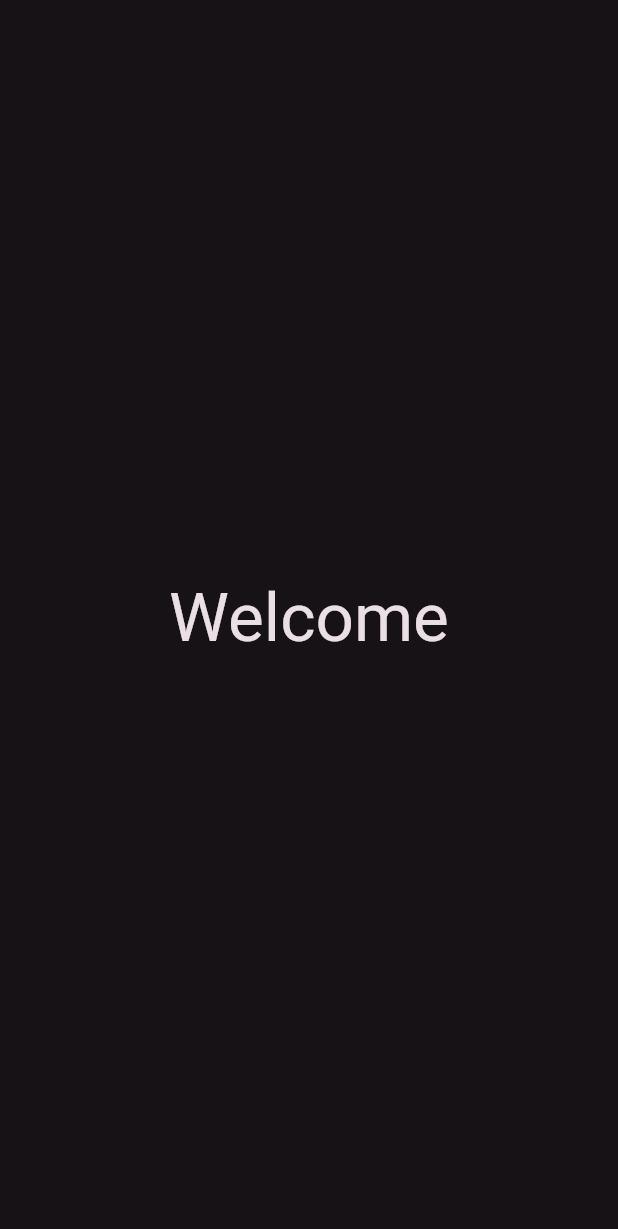
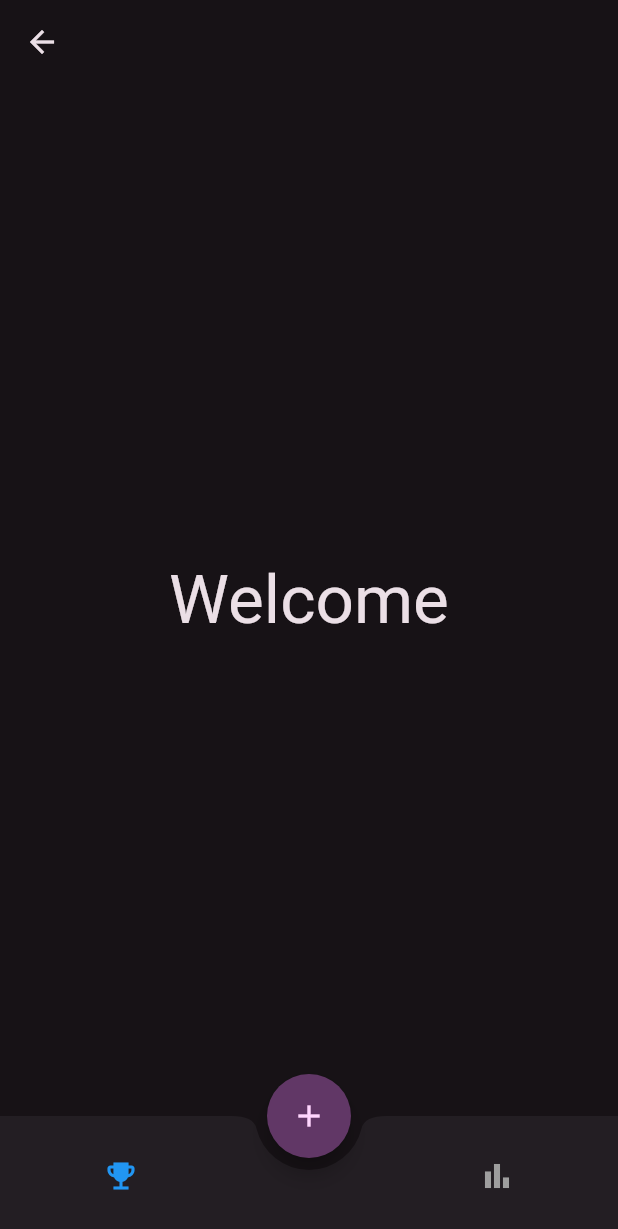
Before and after one commit to pablolambo/DiaryClient, a Flutter app: the HomeScreen screen opened by its route, on a phone screen of 412 x 824 dp. Shown: the top 1229 px of the screen. Run offline on Flutter 3.47's test engine with Material 3 defaults, Android fonts, the phone set to English and light mode, and no system bars; our stand-ins replace flutter_secure_storage; accounts and stored records are empty.

Commit message:
Added navigation bar

```diff
--- a/src/sticky_diary/lib/screens/home_screen.dart
+++ b/src/sticky_diary/lib/screens/home_screen.dart
@@ -1,17 +1,69 @@
 import 'package:flutter/material.dart';
 
-class HomeScreen extends StatelessWidget{
+class HomeScreen extends StatefulWidget {
   const HomeScreen({super.key});
 
   @override
-  Widget build(context) {
+  State<HomeScreen> createState() => _HomeScreenState();
+}
+
+class _HomeScreenState extends State<HomeScreen> {
+  int _selectedIndex = 0;
+  List<dynamic> _entries = [];
+  bool _isLoading = true;
+
+  void _onItemTapped(int index) {
+    setState(() {
+      _selectedIndex = index;
+    });
+  }
+
+  @override
+  Widget build(BuildContext context) {
     return Scaffold(
+      appBar: AppBar(
+        leading: IconButton(
+          icon: const Icon(Icons.arrow_back),
+          onPressed: () {
+            Navigator.pop(context);
+          },
+        ),
+      ),
       body: Center(
         child: Text(
           'Welcome',
           style: Theme.of(context).textTheme.displayMedium,
         ),
       ),
+      bottomNavigationBar: BottomAppBar(
+        shape: const CircularNotchedRectangle(),
+        notchMargin: 8.0,
+        child: Row(
+          mainAxisAlignment: MainAxisAlignment.spaceAround,
+          children: [
+            IconButton(
+              tooltip: 'Rewards',
+              icon: Icon(Icons.emoji_events,
+                color: _selectedIndex == 0 ? Colors.blue : Colors.grey),
+              onPressed: () => _onItemTapped(0),
+            ),
+            const SizedBox(width: 40),
+            IconButton(
+              tooltip: 'Statistics',
+              icon: Icon(Icons.bar_chart,
+                color: _selectedIndex == 1 ? Colors.blue : Colors.grey),
+              onPressed: () => _onItemTapped(1),
+            ),
+          ],
+        ),
+      ),
+      floatingActionButton: FloatingActionButton(
+        onPressed: () => _onItemTapped(2),
+        tooltip: 'Add Entry',
+        shape: const CircleBorder(),
+        child: const Icon(Icons.add),
+      ),
+      floatingActionButtonLocation: FloatingActionButtonLocation.centerDocked,
     );
   }
 }
```
